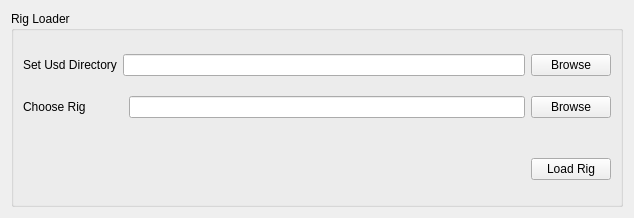
First picture: the form in ui/load_rig_design.ui, repository alesiakarch/usd-maya-publisher, before the edit.
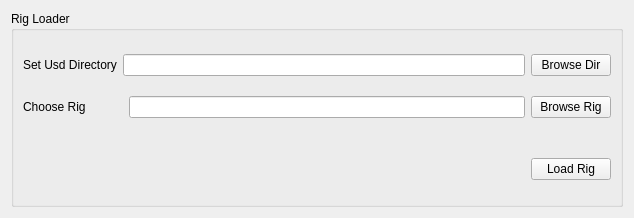
Second picture: the form after the edit.

Commit message: made gui for load rig, abstracted load rig, now need to hook them up

```diff
--- a/ui/load_rig_design.ui
+++ b/ui/load_rig_design.ui
@@ -23,7 +23,7 @@
       <item row="2" column="3">
        <widget class="QPushButton" name="browse_rig_button">
         <property name="text">
-         <string>Browse</string>
+         <string>Browse Rig</string>
         </property>
        </widget>
       </item>
@@ -63,7 +63,7 @@
       <item row="1" column="3">
        <widget class="QPushButton" name="browse_dir_button">
         <property name="text">
-         <string>Browse</string>
+         <string>Browse Dir</string>
         </property>
        </widget>
       </item>
```
Left out of the diff: 2 changed lines with no effect on the pictures. The commit also changes 7 other files.
